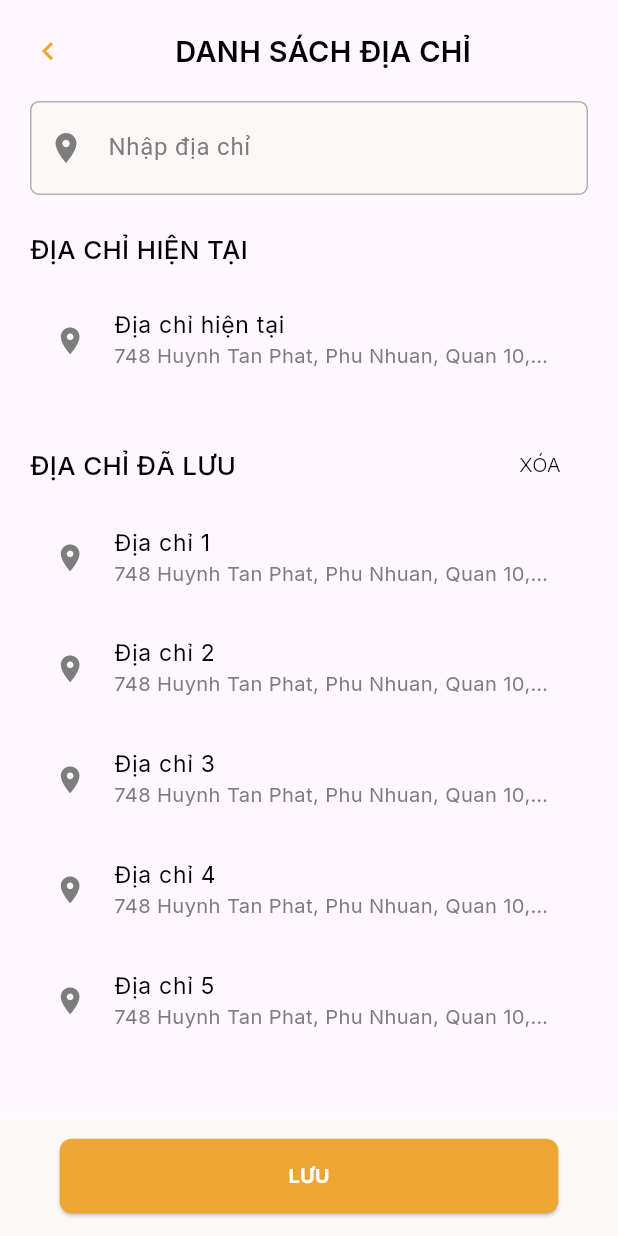
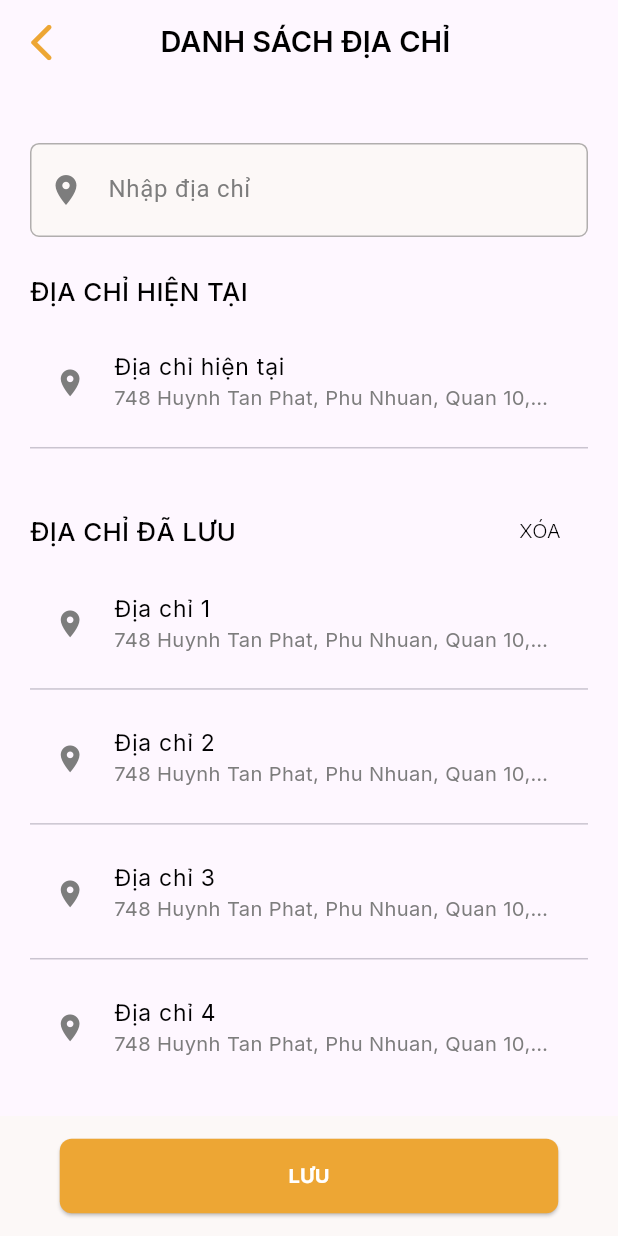
Before and after one commit to QuaiAng/All-Food, a Flutter app: the Addressscreen screen opened directly, on a phone screen of 412 x 824 dp. Run offline on Flutter 3.47's test engine with Material 3 defaults, Android fonts, the phone set to English and light mode, and no system bars; our stand-ins replace animated_splash_screen, google_fonts, lottie, pinput, sizer, smooth_page_indicator.

Commit message:
Modifier HomeScreen and AddressScreen

```diff
--- a/fastfoodapp/lib/main.dart
+++ b/fastfoodapp/lib/main.dart
@@ -27,10 +27,10 @@ class MainApp extends StatelessWidget {
   Widget build(BuildContext context) {
     return Sizer(builder: (context, orientation, deviceType) {
       return MaterialApp(
-        initialRoute: RouteName.splashScreen,
-        onGenerateRoute: AppRouter.generateRoute,
+        // initialRoute: RouteName.splashScreen,
+        // onGenerateRoute: AppRouter.generateRoute,
         debugShowCheckedModeBanner: false,
-        // home: Addressscreen()
+        home: Homescreen(address: "fhsjhfkjshdflwruweyrweyriuwyreoweyrsahsklahfjkahsfkjsdhjkfs")
       );
     });
   }
--- a/fastfoodapp/lib/presentation/pages/addressscreen.dart
+++ b/fastfoodapp/lib/presentation/pages/addressscreen.dart
@@ -18,38 +18,35 @@ class _Addressscreen extends State<Addressscreen> {
   @override
   Widget build(BuildContext context) {
     return Scaffold(
+      appBar: AppBar(
+        centerTitle: true,
+        title: Text(
+          "DANH SÁCH ĐỊA CHỈ ",
+          style: GoogleFonts.inter(
+              textStyle: TextStyle(
+            fontSize: SizeOfWidget.sizeOfH1,
+            fontWeight: FontWeight.w600,
+            color: Colors.black,
+
+          ),),
+        ),
+        leading: IconButton(
+          onPressed: () {
+            // xử lí chuyển trang
+          },
+          icon: const Icon(
+            Icons.arrow_back_ios_rounded,
+            color: AppColors.primaryColor,
+            size: 30,
+          ),
+        ),
+      ),
       body: Padding(
         padding: const EdgeInsets.all(20),
         child: SingleChildScrollView(
           child: Column(
             crossAxisAlignment: CrossAxisAlignment.start,
             children: [
-              Row(
-                mainAxisAlignment: MainAxisAlignment.spaceBetween,
-                children: [
-                  Icon(
-                    Icons.chevron_left,
-                    color: AppColors.primaryColor,
-                    size: SizeOfWidget.sizeOfTextH1,
-                  ),
-                  Expanded(
-                    flex: 2,
-                    child: Row(
-                        mainAxisAlignment: MainAxisAlignment.center,
-                        children: [
-                          Text(
-                            "DANH SÁCH ĐỊA CHỈ ",
-                            style: GoogleFonts.inter(
-                                textStyle: TextStyle(
-                              fontSize: SizeOfWidget.sizeOfH1,
-                              fontWeight: FontWeight.w600,
-                              color: Colors.black,
-                            )),
-                          ),
-                        ]),
-                  ),
-                ],
-              ),
               SizedBox(height: SizeOfWidget.sizeOfH1),
               TextField(
                 decoration: InputDecoration(
@@ -110,8 +107,10 @@ class _Addressscreen extends State<Addressscreen> {
                       ))
                 ],
               ),
-              Column(
-                children: List.generate(5, (index) {
+              ListView.builder(
+                  shrinkWrap: true,
+                  itemCount: 5,
+                  itemBuilder: (context, index) {
                     return Padding(
                       padding: EdgeInsets.symmetric(
                           vertical: SizeOfWidget.sizeOfPaddingHorizontal),
@@ -120,8 +119,7 @@ class _Addressscreen extends State<Addressscreen> {
                           address:
                               "748 Huynh Tan Phat, Phu Nhuan, Quan 10, Thành Phố Hồ Chí Minh"),
                     );
-                }),
-              ),
+                  })
             ],
           ),
         ),
--- a/fastfoodapp/lib/presentation/widgets/addresssection.dart
+++ b/fastfoodapp/lib/presentation/widgets/addresssection.dart
@@ -16,7 +16,9 @@ class Address extends StatelessWidget {
     return Material(
       child: InkWell(
           onTap: () {},
-        child: ListTile(
+          child: Column(
+            children: [
+              ListTile(
                 title: Text(
                   "${name_address} ",
                   style: GoogleFonts.inter(
@@ -38,9 +40,10 @@ class Address extends StatelessWidget {
                 ),
                 leading: Icon(Icons.location_on,
                     color: AppColors.gray, size: SizeOfWidget.sizeOfText),
-
               ),
-      ),
+              Divider()
+            ],
+          )),
     );
   }
 }
```
Also changed, not shown: fastfoodapp/lib/presentation/pages/homescreen.dart (+28 -20 lines). Lines whose indentation alone changed are shown as unchanged.
